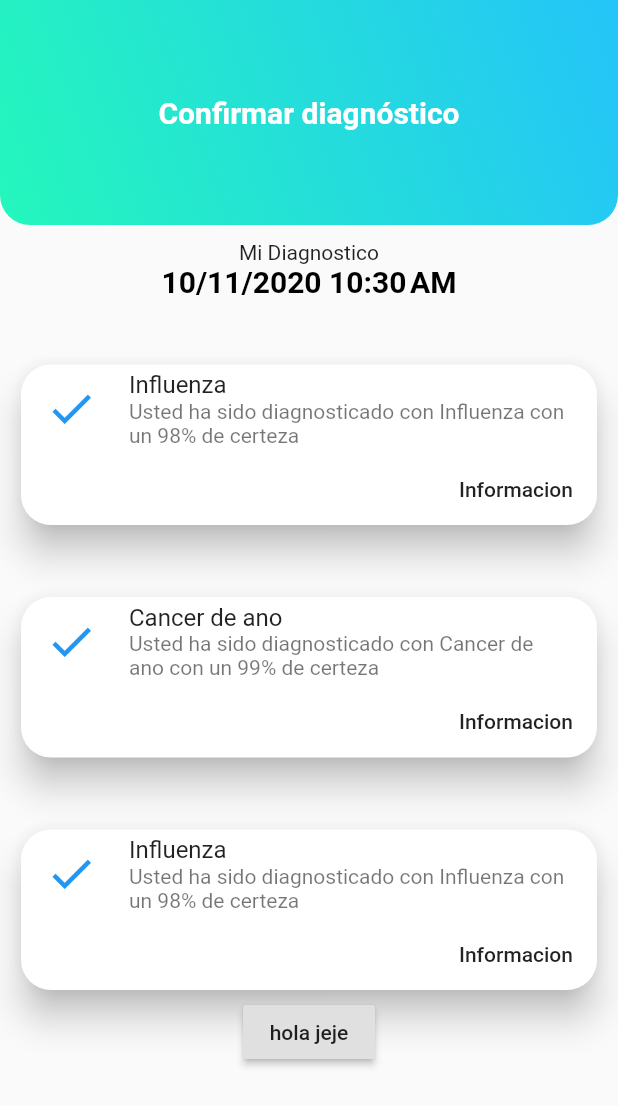
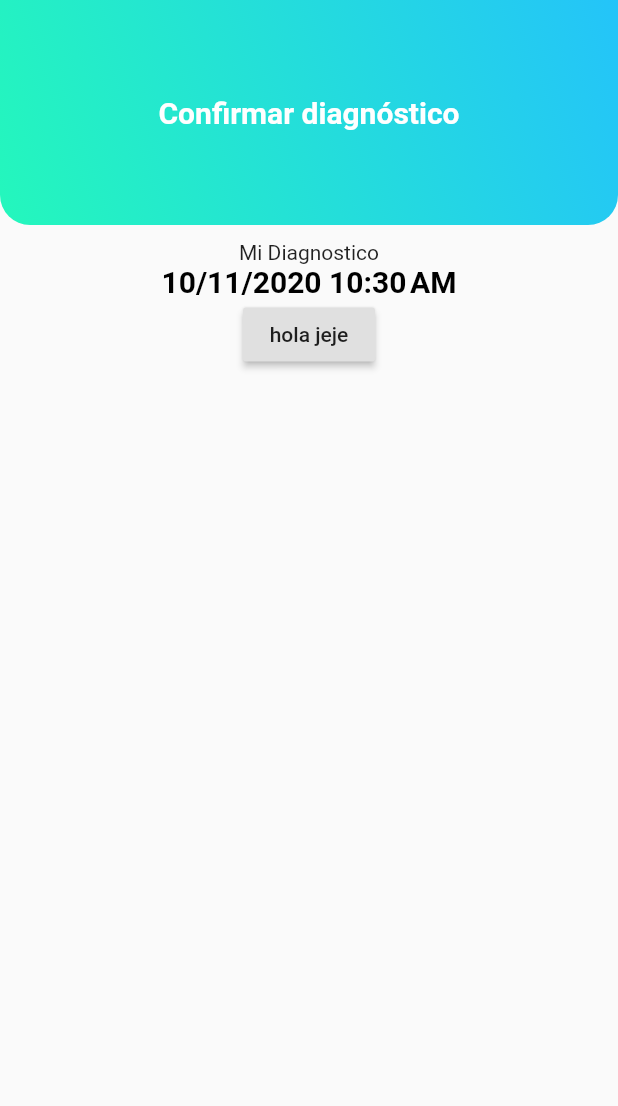
Before and after one commit to G3rson98/AsistenteMedicoFlutter-1, a Flutter app: the ResultPage screen opened directly with empty values, on a phone screen of 412 x 824 dp. Shown: the top 1106 px of the screen. Run offline on Flutter 3.47's test engine with Material 2 defaults, Android fonts, the phone set to English and light mode, and no system bars.

Commit message:
daniel estubo aqui

```diff
--- a/lib/main.dart
+++ b/lib/main.dart
@@ -22,7 +22,7 @@ class MyApp extends StatelessWidget {
     return MaterialApp(
       title: 'Asistente médico',
       debugShowCheckedModeBanner: false,
-      initialRoute: 'confirm',
+      initialRoute: 'home',
       routes: {
         'home'        :   (BuildContext context) => HomePage(),
         'informacion' :   (BuildContext context) => InformacionPage(),
@@ -30,8 +30,7 @@ class MyApp extends StatelessWidget {
         'begin'       :   (BuildContext context) => ButtomNavigationBar(),
         'multimedia'  :   (BuildContext context) => MultimediaPage(),
         'search'      :   (BuildContext context) => SearchPage(),
-        'result'      :   (BuildContext context) => ResultPage(),
-        'confirm'     :   (BuildContext context) => ConfirmIllnessWidget(),
+
       },
     );
   }
--- a/lib/src/pages/results_page.dart
+++ b/lib/src/pages/results_page.dart
@@ -1,4 +1,5 @@
 import 'package:asistentemedico/src/models/diagnosis_response_model.dart';
+import 'package:asistentemedico/src/widget/confirm_illness_widget.dart';
 import 'package:flutter/material.dart';
 import 'package:intl/intl.dart';
 
@@ -11,7 +12,6 @@ class ResultPage extends StatefulWidget {
 }
 
 class _ResultPageState extends State<ResultPage> {
-
   @override
   Widget build(BuildContext context) {
     return Scaffold(
@@ -53,33 +53,53 @@ class _ResultPageState extends State<ResultPage> {
                 children: <Widget>[
                   Text('Mi Diagnostico'),
                   Text(
-                      new DateFormat.yMd().add_jm().format(new DateTime.now()),
-                      style: TextStyle(
-                      color: Colors.black,
-                      fontSize: 20,
-                      fontWeight: FontWeight.bold),
-                      ),
-                  SizedBox(
-                    height: 40.0,
+                    new DateFormat.yMd().add_jm().format(new DateTime.now()),
+                    style: TextStyle(
+                        color: Colors.black,
+                        fontSize: 20,
+                        fontWeight: FontWeight.bold),
                   ),
-                  _cardTipo1('Influenza', '98'),
-                  SizedBox(
-                    height: 40.0,
+
+                  Column(
+                    children: createRadioListAnswer(),
+
                   ),
-                  _cardTipo1('Cancer de ano', '99'),
-                  SizedBox(
-                    height: 40.0,
-                  ),
-                  _cardTipo1('Influenza', '98'),
                   RaisedButton(
                     child: Text('hola jeje'),
-                    onPressed: (){
-
+                    onPressed: () {
+                      Navigator.push(
+                          context,
+                          MaterialPageRoute(
+                              builder: (context) => ConfirmIllnessWidget(
+                                  listCondition: widget.listcondition)));
                     },
                   )
                 ],
               )),
         ));
+  }
+
+
+  List<Widget> createRadioListAnswer(){
+    List<Widget> radioWidgets = [];
+    for (var i = 0; (i < widget.listcondition.length) ; i++) {
+      if(i==3){
+        break;
+      }
+      radioWidgets.add(
+        _cardTipo1(widget.listcondition[i].name, (widget.listcondition[i].probability*100).toString())
+      );
+    }
+    return radioWidgets;
+  }
+
+  List<dynamic> armarLista() {
+    print(widget.listcondition.length);
+    List<dynamic> list= new List();
+    for (var i = 0; i < widget.listcondition.length || i <= 3; i++) {
+      list.add(widget.listcondition[i]);
+    }
+    return list;
   }
 
   Widget _cardTipo1(String enfermedad, String certeza) {
```
Also changed, not shown: lib/src/widget/question_condition_widget.dart (+61 -13 lines).
